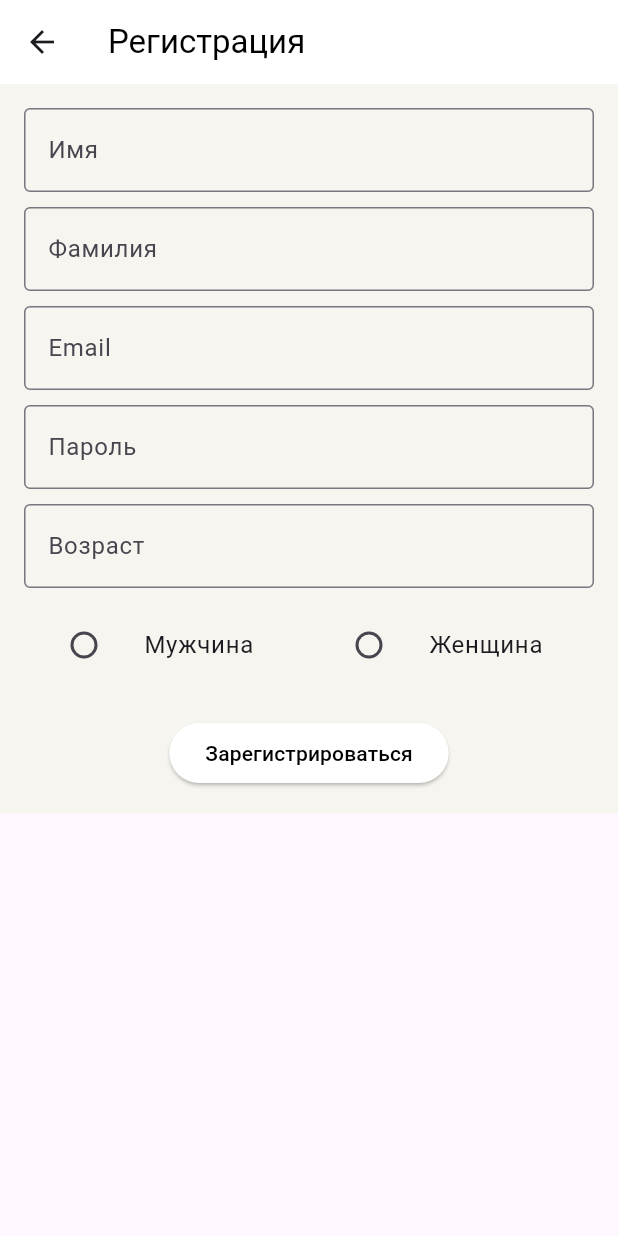
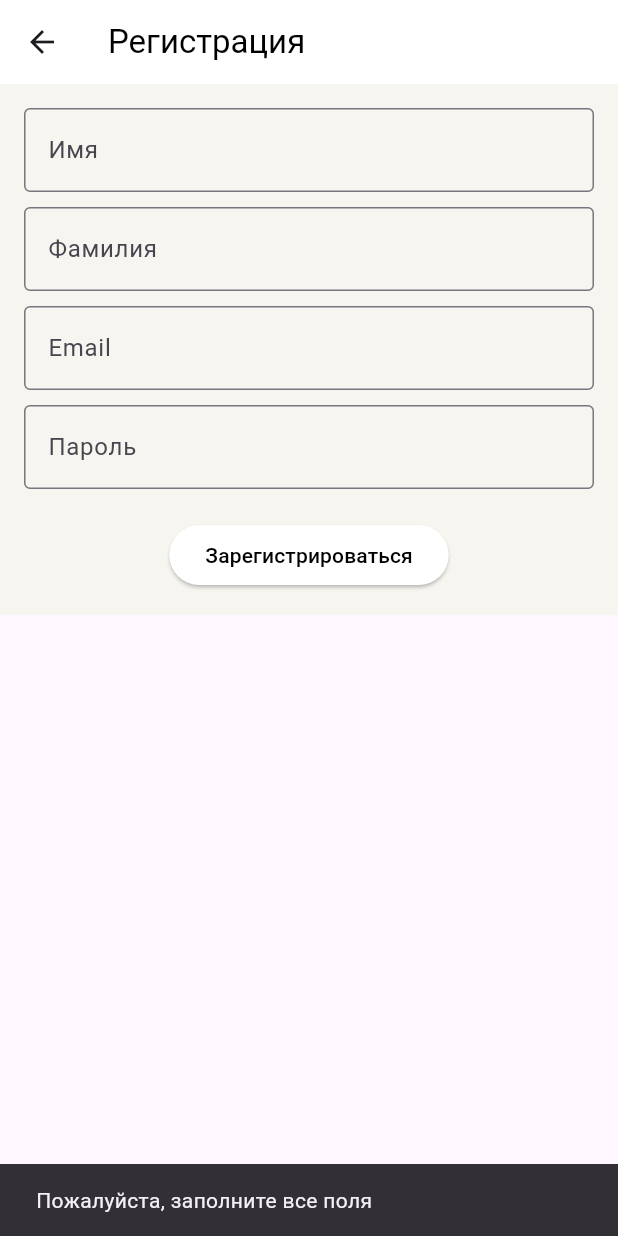
Before and after one commit to ELDAROOS/bazarshop, a Flutter app: the RegistrationScreen screen opened directly, after a tap on "Зарегистрироваться", on a phone screen of 412 x 824 dp. Run offline on Flutter 3.47's test engine with Material 3 defaults, Android fonts, the phone set to English and light mode, and no system bars.

Commit message:
"registration"

```diff
--- a/lib/screens/registration_screen.dart
+++ b/lib/screens/registration_screen.dart
@@ -1,12 +1,58 @@
 import 'package:flutter/material.dart';
+import 'package:http/http.dart' as http;
+import 'dart:convert';
 
 class RegistrationScreen extends StatelessWidget {
   final TextEditingController _firstnameController = TextEditingController();
   final TextEditingController _lastnameController = TextEditingController();
   final TextEditingController _emailController = TextEditingController();
   final TextEditingController _passwordController = TextEditingController();
-  final TextEditingController _ageController = TextEditingController();
-  String? _gender;
+
+  Future<void> _registerUser(BuildContext context) async {
+    String firstname = _firstnameController.text;
+    String lastname = _lastnameController.text;
+    String email = _emailController.text;
+    String password = _passwordController.text;
+
+    // Проверка полей
+    if (firstname.isNotEmpty &&
+        lastname.isNotEmpty &&
+        email.isNotEmpty &&
+        password.isNotEmpty) {
+      // Отправка данных на сервер
+      final response = await http.post(
+        Uri.parse('http://10.0.2.2:5000/register'), // Замените на URL вашего сервера
+        headers: <String, String>{
+          'Content-Type': 'application/json; charset=UTF-8',
+        },
+        body: jsonEncode(<String, String>{
+          'firstname': firstname,
+          'lastname': lastname,
+          'pass': password,
+          'email': email,
+          'userRole': 'user', // Вы можете изменить роль пользователя по необходимости
+        }),
+      );
+
+      if (response.statusCode == 201) {
+        // Успешная регистрация
+        ScaffoldMessenger.of(context).showSnackBar(SnackBar(
+          content: Text('Регистрация успешна!'),
+        ));
+        Navigator.pop(context); // Возвращаемся назад
+      } else {
+        // Обработка ошибок
+        ScaffoldMessenger.of(context).showSnackBar(SnackBar(
+          content: Text('Ошибка регистрации: ${response.body}'),
+        ));
+      }
+    } else {
+      // Обработка ошибок
+      ScaffoldMessenger.of(context).showSnackBar(SnackBar(
+        content: Text('Пожалуйста, заполните все поля'),
+      ));
+    }
+  }
 
   @override
   Widget build(BuildContext context) {
@@ -57,70 +103,9 @@ class RegistrationScreen extends StatelessWidget {
                 ),
                 obscureText: true, // Скрыть ввод пароля
               ),
-              SizedBox(height: 10),
-              TextField(
-                controller: _ageController,
-                decoration: InputDecoration(
-                  labelText: 'Возраст',
-                  hintText: 'Введите ваш возраст',
-                  border: OutlineInputBorder(),
-                ),
-                keyboardType: TextInputType.number, // Числовой ввод для возраста
-              ),
-              SizedBox(height: 10),
-              Row(
-                children: [
-                  Expanded(
-                    child: ListTile(
-                      title: Text('Мужчина'),
-                      leading: Radio<String>(
-                        value: 'M',
-                        groupValue: _gender,
-                        onChanged: (String? value) {
-                          _gender = value;
-                        },
-                      ),
-                    ),
-                  ),
-                  Expanded(
-                    child: ListTile(
-                      title: Text('Женщина'),
-                      leading: Radio<String>(
-                        value: 'F',
-                        groupValue: _gender,
-                        onChanged: (String? value) {
-                          _gender = value;
-                        },
-                      ),
-                    ),
-                  ),
-                ],
-              ),
               SizedBox(height: 20),
               ElevatedButton(
-                onPressed: () {
-                  // Логика обработки регистрации
-                  String firstname = _firstnameController.text;
-                  String lastname = _lastnameController.text;
-                  String email = _emailController.text;
-                  String password = _passwordController.text;
-                  String age = _ageController.text;
-
-                  // Проверка полей и дальнейшая логика регистрации
-                  if (firstname.isNotEmpty &&
-                      lastname.isNotEmpty &&
-                      email.isNotEmpty &&
-                      password.isNotEmpty &&
-                      age.isNotEmpty &&
-                      _gender != null) {
-                    // Здесь вы можете добавить свою логику для регистрации
-                    print('Регистрация успешна: $firstname $lastname, $email, $age, $_gender');
-                    Navigator.pop(context); // Возвращаемся назад
-                  } else {
-                    // Обработка ошибок
-                    print('Пожалуйста, заполните все поля');
-                  }
-                },
+                onPressed: () => _registerUser(context),
                 style: ElevatedButton.styleFrom(
                   backgroundColor: Colors.white,
                   foregroundColor: Colors.black,
--- a/pubspec.yaml
+++ b/pubspec.yaml
@@ -30,6 +30,7 @@ environment:
 dependencies:
   flutter:
     sdk: flutter
+  http: ^0.13.4
 
 
   # The following adds the Cupertino Icons font to your application.
```
Also changed, not shown: pubspec.lock, 1 other file.
